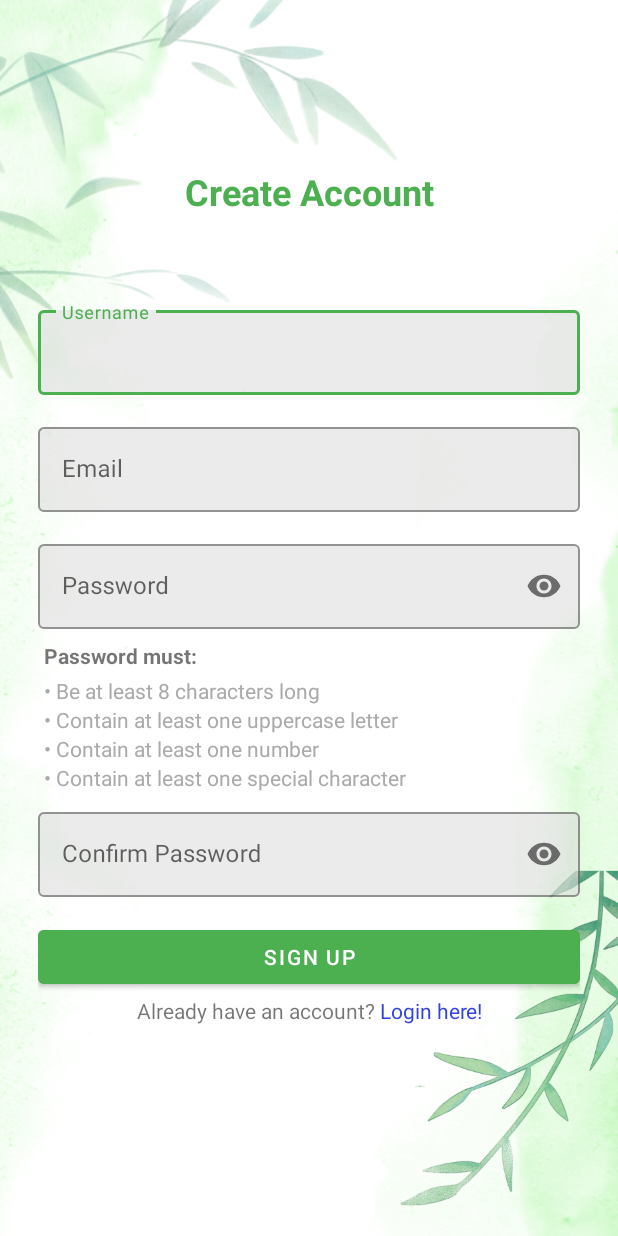
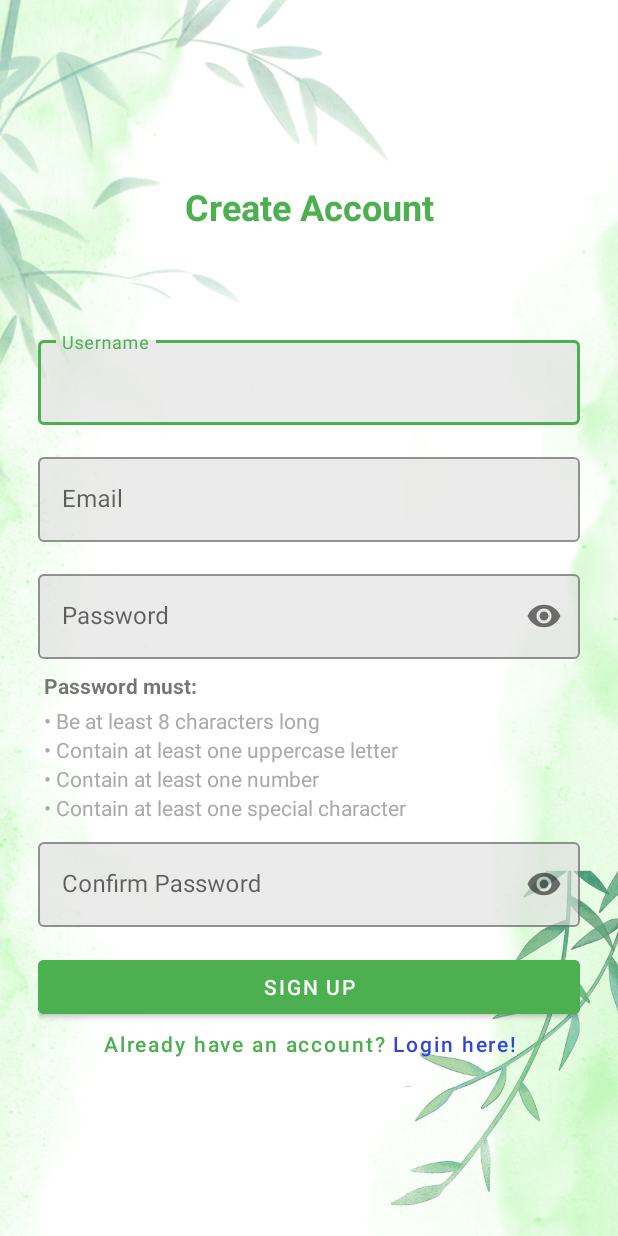
Before and after one commit to samkul-swe/SUYT, an Android app: the screen it shows after launch (SignUpActivity), after a tap on an icon or button, on a phone screen of 412 x 824 dp. Run offline under Robolectric (Android 15) with nearby library versions, the phone set to English and light mode, and no system bars; our stand-ins replace Firebase (no records; nobody signed in at launch, a user with empty details on screens opened directly); Roboto replaces fonts that are not available here; 1 statement that could not run was skipped; 2 other taps on this screen came first.

Commit message:
Added Forgot Password Functionality

```diff
--- a/app/src/main/AndroidManifest.xml
+++ b/app/src/main/AndroidManifest.xml
@@ -46,11 +46,11 @@
             </intent-filter>
         </activity>
         <activity android:name=".ui.activities.LoginActivity"
-            android:windowSoftInputMode="adjustPan"
+            android:windowSoftInputMode="adjustResize|stateHidden"
             android:exported="true">
         </activity>
         <activity android:name=".ui.activities.SignUpActivity"
-            android:windowSoftInputMode="adjustPan">
+            android:windowSoftInputMode="adjustResize|stateHidden">
         </activity>
         <activity android:name=".ui.activities.MainActivity"
             android:exported="false" >
--- a/app/src/main/java/edu/northeastern/suyt/ui/activities/LoginActivity.java
+++ b/app/src/main/java/edu/northeastern/suyt/ui/activities/LoginActivity.java
@@ -20,8 +20,7 @@ import edu.northeastern.suyt.model.User;
 public class LoginActivity extends AppCompatActivity {
     private EditText emailEditText;
     private EditText passwordEditText;
-    private Button loginButton;
-    private TextView signUpTextView, forgotPasswordTextView;
+    private Button loginButton, signupButton, forgotPasswordButton;
     private ProgressBar loadingIndicator;
     private UserController userController;
 
@@ -41,19 +40,24 @@ public class LoginActivity extends AppCompatActivity {
         emailEditText = findViewById(R.id.email_edit_text);
         passwordEditText = findViewById(R.id.password_edit_text);
         loginButton = findViewById(R.id.login_button);
-        signUpTextView = findViewById(R.id.sign_up_text_view);
+        signupButton = findViewById(R.id.sign_up_text_view);
         String signupHtmlText = "Don't have an account? <font color='#3344DD'>Sign up here!</font>";
-        signUpTextView.setText(Html.fromHtml(signupHtmlText, Html.FROM_HTML_MODE_LEGACY));
+        signupButton.setText(Html.fromHtml(signupHtmlText, Html.FROM_HTML_MODE_LEGACY));
         loadingIndicator = findViewById(R.id.loading_indicator);
 
-        forgotPasswordTextView = findViewById(R.id.forgot_password);
+        forgotPasswordButton = findViewById(R.id.forgot_password);
         String forgotPassword = "<font color='#3344DD'>Forgot Password?</font>";
-        forgotPasswordTextView.setText(Html.fromHtml(forgotPassword, Html.FROM_HTML_MODE_LEGACY));
+        forgotPasswordButton.setText(Html.fromHtml(forgotPassword, Html.FROM_HTML_MODE_LEGACY));
 
         // Set click listeners
         loginButton.setOnClickListener(v -> attemptLogin());
+        signupButton.setOnClickListener(v -> navigateToSignUp());
+        forgotPasswordButton.setOnClickListener(v -> navigateToForgotPassword());
+    }
 
-        signUpTextView.setOnClickListener(v -> navigateToSignUp());
+    public void navigateToForgotPassword(){
+        Intent intent = new Intent(this, ForgotPassword.class);
+        startActivity(intent);
     }
 
     private void attemptLogin() {
--- a/app/src/main/res/layout/activity_sign_up.xml
+++ b/app/src/main/res/layout/activity_sign_up.xml
@@ -5,14 +5,6 @@
     android:id="@+id/main"
     android:layout_width="match_parent"
     android:layout_height="match_parent">
-
-    <ImageView
-        android:id="@+id/background_image"
-        android:layout_width="match_parent"
-        android:layout_height="match_parent"
-        android:scaleType="centerCrop"
-        android:src="@drawable/app_background" />
-
 
     <ProgressBar
         android:id="@+id/loading_indicator"
@@ -60,6 +52,7 @@
                     android:text="@string/sign_up_title"
                     android:textColor="@color/colorPrimary"
                     android:textSize="24sp"
+                    android:padding="10dp"
                     android:textStyle="bold"
                     app:layout_constraintEnd_toEndOf="parent"
                     app:layout_constraintStart_toStartOf="parent"
@@ -216,17 +209,16 @@
                         android:text="@string/btn_sign_up"
                         app:layout_constraintTop_toBottomOf="@+id/confirm_password_layout" />
 
-                    <TextView
+                    <Button
                         android:id="@+id/login_text_view"
+                        style="@style/Widget.MaterialComponents.Button.TextButton"
                         android:layout_width="match_parent"
                         android:layout_height="wrap_content"
-                        android:layout_marginTop="2dp"
-                        android:gravity="center_horizontal"
                         android:text="@string/already_have_account"
                         android:textSize="14sp"
-                        app:layout_constraintEnd_toEndOf="parent"
-                        app:layout_constraintStart_toStartOf="parent"
-                        app:layout_constraintTop_toBottomOf="@+id/sign_up_button" />
+                        android:layout_marginTop="-10dp"
+                        android:textAllCaps="false"
+                        app:layout_constraintTop_toBottomOf="@id/send_reset_link_button" />
                 </LinearLayout>
             </ScrollView>
 
--- a/app/src/main/res/layout/activity_splash.xml
+++ b/app/src/main/res/layout/activity_splash.xml
@@ -9,7 +9,7 @@
         android:id="@+id/logo_image_view"
         android:layout_width="150dp"
         android:layout_height="150dp"
-        android:src="@drawable/logo"
+        android:src="@drawable/ic_launcher_round"
         app:layout_constraintBottom_toBottomOf="parent"
         app:layout_constraintEnd_toEndOf="parent"
         app:layout_constraintHorizontal_bias="0.498"
--- a/app/src/main/res/values/themes.xml
+++ b/app/src/main/res/values/themes.xml
@@ -11,5 +11,10 @@
         <item name="colorOnSecondary">@android:color/white</item>
         <!-- Status bar color. -->
         <item name="android:statusBarColor">@color/colorPrimaryDark</item>
+        <item name="android:windowBackground">@drawable/app_background</item>
+        <item name="android:windowSoftInputMode">adjustResize</item>
+
+
     </style>
+
 </resources>
```
Also changed, not shown: app/src/main/java/edu/northeastern/suyt/controller/UserController.java (+54 -0 lines), app/src/main/java/edu/northeastern/suyt/ui/activities/ForgotPassword.java (+103 -0 lines), app/src/main/res/layout/activity_forgot_password.xml (+6 -13 lines), app/src/main/res/layout/activity_login.xml (+26 -11 lines), app/src/main/res/drawable/ic_launcher_round.png (added).
